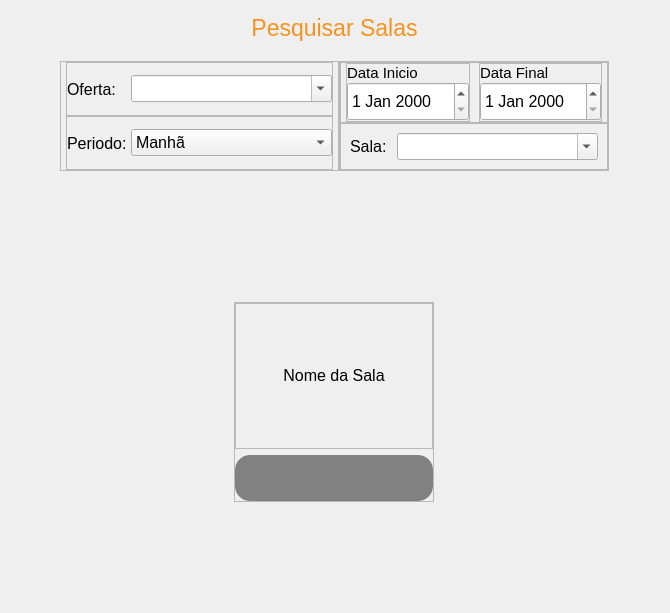
Before: the Qt Designer form App/view/ui/pesquisa.ui in Senac-SOR-ADS/Mapa-de-Sala, drawn with Qt 5.
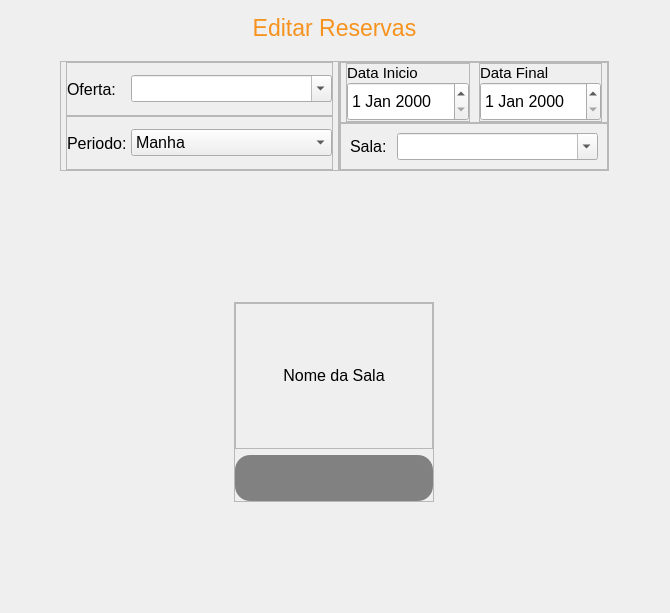
After: the same form once the commit is applied. Icons and pictures are not drawn.

Commit message: mudando o local da tela de "pesquisar reserva" q agora e "editar reserva" ,_,

What changed in the file:
```diff
--- a/App/view/ui/pesquisa.ui
+++ b/App/view/ui/pesquisa.ui
@@ -83,7 +83,7 @@
          </font>
         </property>
         <property name="text">
-         <string>Pesquisar Salas</string>
+         <string>Editar Reservas</string>
         </property>
         <property name="alignment">
          <set>Qt::AlignCenter</set>
@@ -252,7 +252,7 @@
                  </property>
                  <item>
                   <property name="text">
-                   <string>Manhã</string>
+                   <string>Manha</string>
                   </property>
                  </item>
                  <item>
```
The commit also changes 2 other files.
